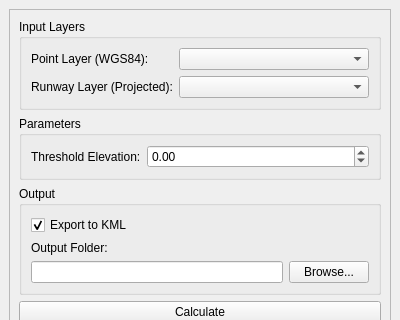
Old version of the form Q_Pansopy/ui/ils/qpansopy_ils_dockwidget.ui in the repository FLYGHT7/qpansopy; both pictures show x 0 to 400 and y 0 to 320 of the 400 by 500 pixel window.
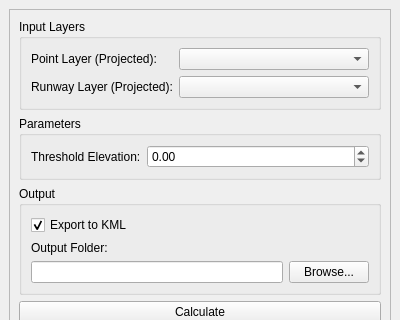
New version of the form. Custom widgets are drawn as their Qt base class.

```diff
--- a/Q_Pansopy/ui/ils/qpansopy_ils_dockwidget.ui
+++ b/Q_Pansopy/ui/ils/qpansopy_ils_dockwidget.ui
@@ -51,7 +51,7 @@
            <item row="0" column="0">
             <widget class="QLabel" name="label">
              <property name="text">
-              <string>Point Layer (WGS84):</string>
+              <string>Point Layer (Projected):</string>
              </property>
             </widget>
            </item>
```
